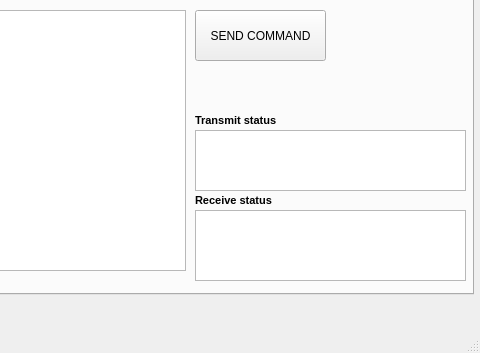
Above: src/Application.ui from vladBaciu/Host-application-for-protocol-converter before the change; both pictures show x 87 to 567 and y 205 to 558 of the 567 by 558 pixel window. Below: the same form after it.
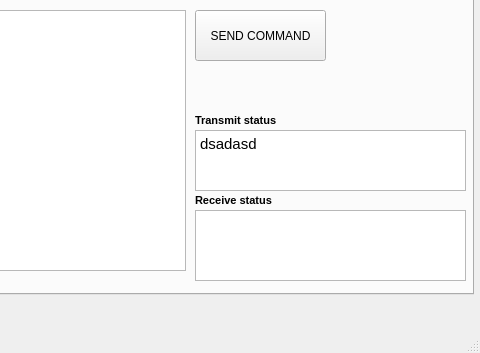
That is the form after the change. Icons and pictures are not drawn.

Commit message: Add button functionality

```diff
--- a/src/Application.ui
+++ b/src/Application.ui
@@ -118,6 +118,9 @@
       </item>
      </widget>
      <widget class="QTextBrowser" name="textBrowser">
+      <property name="enabled">
+       <bool>true</bool>
+      </property>
       <property name="geometry">
        <rect>
         <x>260</x>
@@ -126,6 +129,13 @@
         <height>61</height>
        </rect>
       </property>
+      <property name="html">
+       <string>&lt;!DOCTYPE HTML PUBLIC &quot;-//W3C//DTD HTML 4.0//EN&quot; &quot;http://www.w3.org/TR/REC-html40/strict.dtd&quot;&gt;
+&lt;html&gt;&lt;head&gt;&lt;meta name=&quot;qrichtext&quot; content=&quot;1&quot; /&gt;&lt;style type=&quot;text/css&quot;&gt;
+p, li { white-space: pre-wrap; }
+&lt;/style&gt;&lt;/head&gt;&lt;body style=&quot; font-family:'Cantarell'; font-size:11pt; font-weight:400; font-style:normal;&quot;&gt;
+&lt;p style=&quot; margin-top:0px; margin-bottom:0px; margin-left:0px; margin-right:0px; -qt-block-indent:0; text-indent:0px;&quot;&gt;dsadasd&lt;/p&gt;&lt;/body&gt;&lt;/html&gt;</string>
+      </property>
      </widget>
      <widget class="QTextBrowser" name="textBrowser_2">
       <property name="geometry">
```
The commit also changes 2 other files.
